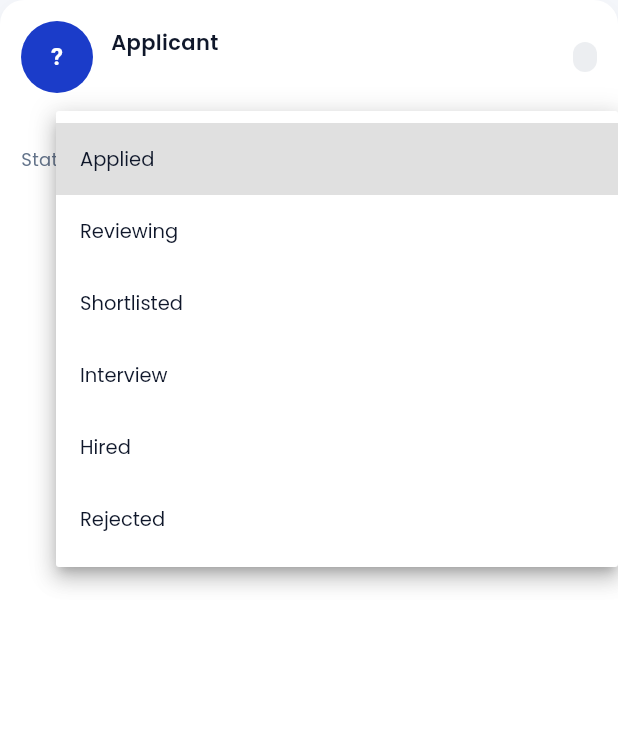
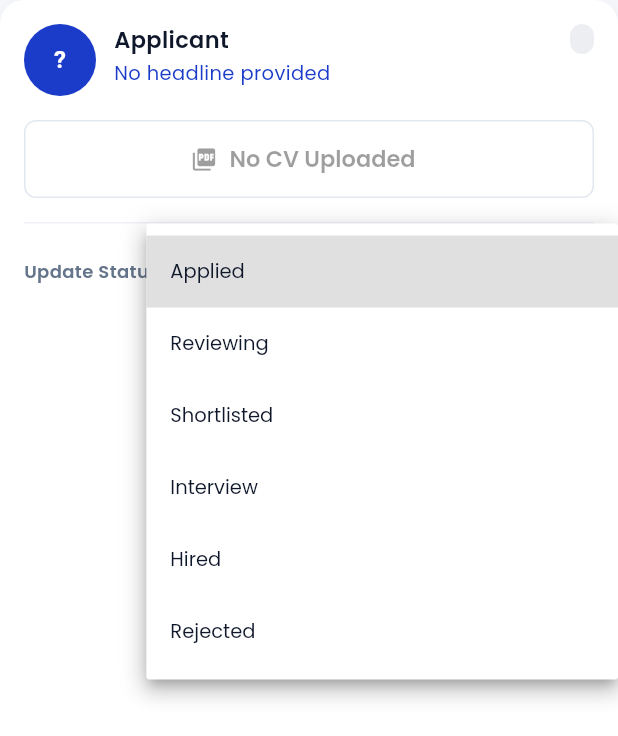
Before and after one commit to asaremichael3030/jobconnect, a Flutter app: the ApplicantDetailCard widget shown alone on an empty page, opened directly with empty values, after a tap on the "arrow drop down" icon, on a phone screen of 412 x 824 dp. Shown: the top 736 px of the screen. Run offline on Flutter 3.47's test engine with Material 3 defaults, Android fonts, the phone set to English and light mode, and no system bars; our stand-ins replace file_picker, google_fonts, image_picker, shared_preferences; accounts and stored records are empty; network calls fail.

Commit message:
Fix employer name, applicant details, and CV fallback

```diff
--- a/frontend/lib/widgets/applicant_detail_card.dart
+++ b/frontend/lib/widgets/applicant_detail_card.dart
@@ -21,7 +21,7 @@ class ApplicantDetailCard extends StatelessWidget {
   @override
   Widget build(BuildContext context) {
     return Container(
-      padding: const EdgeInsets.all(14),
+      padding: const EdgeInsets.all(16),
       decoration: BoxDecoration(
         color: AppColors.surface,
         borderRadius: BorderRadius.circular(16),
@@ -31,6 +31,7 @@ class ApplicantDetailCard extends StatelessWidget {
         crossAxisAlignment: CrossAxisAlignment.start,
         children: [
           Row(
+            crossAxisAlignment: CrossAxisAlignment.start,
             children: [
               _avatar(),
               const SizedBox(width: 12),
@@ -40,15 +41,23 @@ class ApplicantDetailCard extends StatelessWidget {
                   children: [
                     Text(
                       application.applicantName.isEmpty ? 'Applicant' : application.applicantName,
-                      style: AppTextStyles.body.copyWith(fontWeight: FontWeight.w600, fontSize: 14),
+                      style: AppTextStyles.body.copyWith(fontWeight: FontWeight.w600, fontSize: 15),
                     ),
                     const SizedBox(height: 2),
                     Text(
-                      application.applicantHeadline.isEmpty ? application.applicantEmail : application.applicantHeadline,
-                      style: AppTextStyles.small.copyWith(fontSize: 12),
-                      maxLines: 1,
-                      overflow: TextOverflow.ellipsis,
+                      application.applicantHeadline.isEmpty ? 'No headline provided' : application.applicantHeadline,
+                      style: AppTextStyles.small.copyWith(fontSize: 13, color: AppColors.primary),
                     ),
+                    if (application.applicantLocation.isNotEmpty) ...[
+                      const SizedBox(height: 4),
+                      Row(
+                        children: [
+                          const Icon(Icons.location_on_outlined, size: 12, color: AppColors.textMuted),
+                          const SizedBox(width: 4),
+                          Text(application.applicantLocation, style: AppTextStyles.small.copyWith(fontSize: 11)),
+                        ],
+                      ),
+                    ]
                   ],
                 ),
               ),
@@ -68,14 +77,15 @@ class ApplicantDetailCard extends StatelessWidget {
               ),
             ),
           ],
-          const SizedBox(height: 12),
+          const SizedBox(height: 16),
 
-          // NEW: View CV Button
-          if (application.resumeUrl != null && application.resumeUrl!.isNotEmpty)
+          // CV Button (Only shows if they uploaded one)
           SizedBox(
             width: double.infinity,
             child: OutlinedButton.icon(
-                onPressed: () async {
+              onPressed: (application.resumeUrl == null || application.resumeUrl!.isEmpty)
+                  ? null // Disabled if no CV
+                  : () async {
                       final url = Uri.parse(application.resumeUrl!);
                       if (await canLaunchUrl(url)) {
                         await launchUrl(url, mode: LaunchMode.externalApplication);
@@ -86,19 +96,28 @@ class ApplicantDetailCard extends StatelessWidget {
                       }
                     },
               icon: const Icon(Icons.picture_as_pdf, size: 18),
-                label: const Text('View Applicant CV'),
+              label: Text(
+                (application.resumeUrl == null || application.resumeUrl!.isEmpty)
+                    ? 'No CV Uploaded'
+                    : 'View Applicant CV',
+              ),
               style: OutlinedButton.styleFrom(
-                  foregroundColor: AppColors.primary,
+                foregroundColor: (application.resumeUrl == null || application.resumeUrl!.isEmpty) ? AppColors.textMuted : AppColors.primary,
+                side: BorderSide(color: (application.resumeUrl == null || application.resumeUrl!.isEmpty) ? AppColors.border : AppColors.primary),
                 shape: RoundedRectangleBorder(borderRadius: BorderRadius.circular(8)),
               ),
             ),
           ),
 
+          const SizedBox(height: 16),
+          const Divider(height: 1, color: AppColors.divider),
           const SizedBox(height: 12),
+
+          // Status Dropdown
           Row(
             children: [
-              Text('Status', style: AppTextStyles.small.copyWith(fontSize: 12)),
-              const SizedBox(width: 10),
+              Text('Update Status:', style: AppTextStyles.small.copyWith(fontSize: 12, fontWeight: FontWeight.w600)),
+              const SizedBox(width: 12),
               Expanded(
                 child: DropdownButtonFormField<String>(
                   initialValue: application.status,
```
Lines whose indentation alone changed are shown as unchanged.
